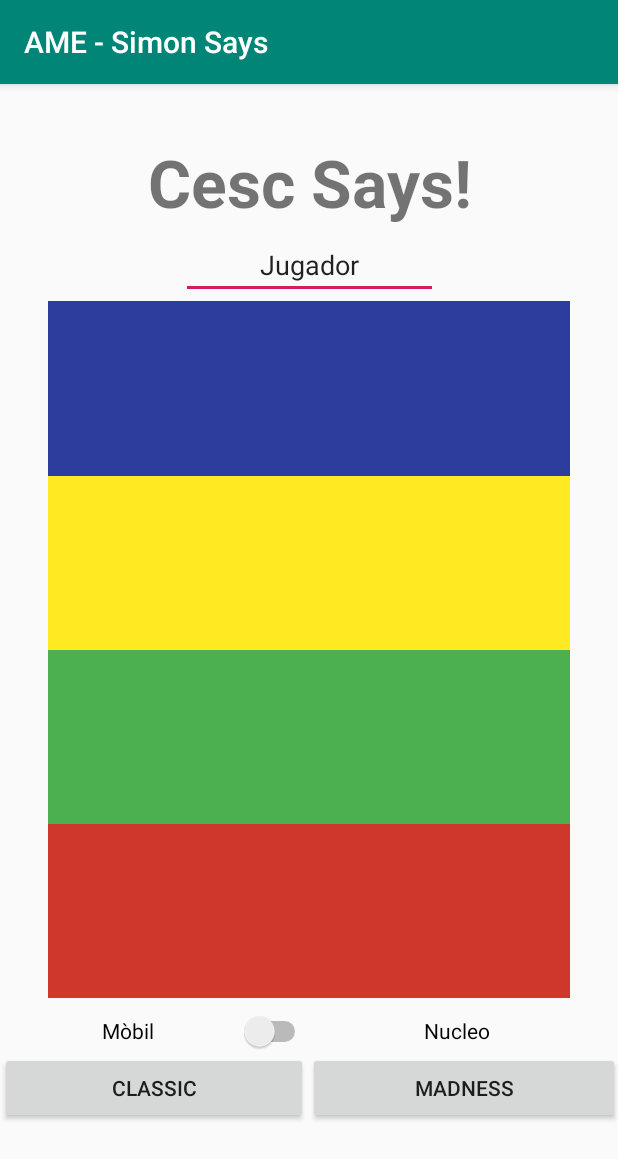
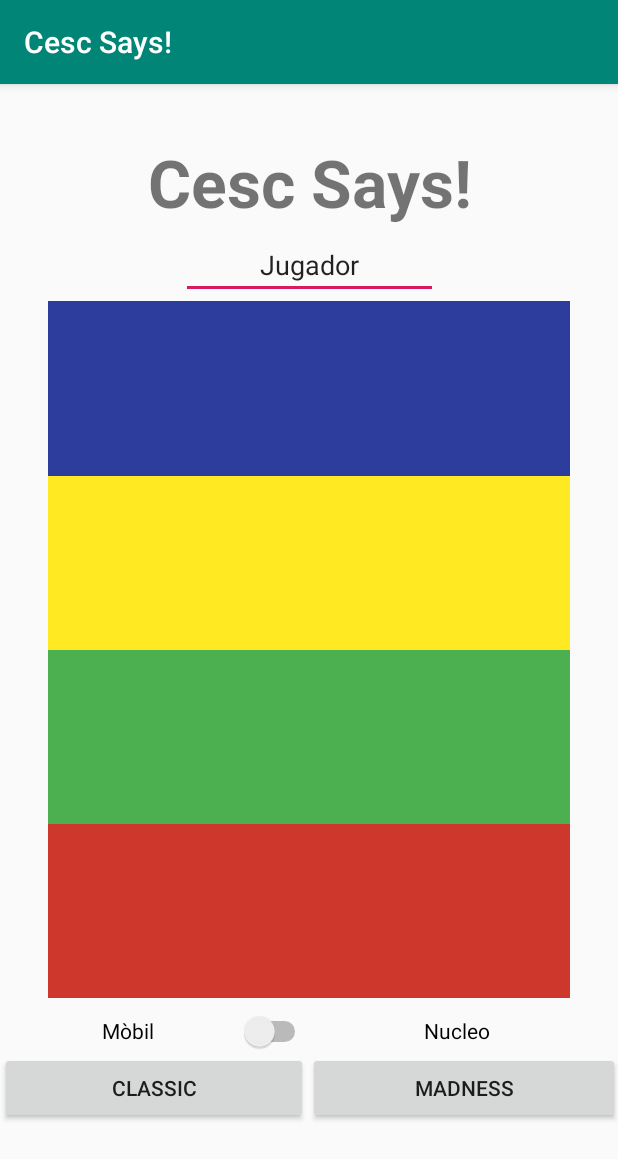
Before and after one commit to CescFT/Practica2_AME, an Android app: the screen it shows after launch (MainActivity), on a phone screen of 412 x 824 dp. Shown: the top 1159 px of the screen. Run offline under Robolectric (Android 15) with nearby library versions, the phone set to English and light mode, and no system bars.

Commit message:
master: all done and all OK.

```diff
--- a/app/src/main/java/com/example/ame_simonsays/MainActivity.java
+++ b/app/src/main/java/com/example/ame_simonsays/MainActivity.java
@@ -131,7 +131,7 @@ public class MainActivity extends AppCompatActivity {
         ok = MediaPlayer.create(this, R.raw.ok);
         canviFase = MediaPlayer.create(this, R.raw.bell);
         entroRanking = MediaPlayer.create(this, R.raw.cheer);
-        canviFase.setVolume(0.50f,0.50f);
+        canviFase.setVolume(0.30f,0.30f);
 
         // DECLARACIO BOTONS
         botoVermell = (Button) findViewById(R.id.botoVermell);
--- a/app/src/main/res/values/strings.xml
+++ b/app/src/main/res/values/strings.xml
@@ -1,5 +1,5 @@
 <resources>
-    <string name="app_name">AME - Simon Says</string>
+    <string name="app_name">Cesc Says!</string>
     <string name="blau">Blau</string>
     <string name="groc">Groc</string>
     <string name="vermell">Vermell</string>
```
Also changed, not shown: 7 other files.
